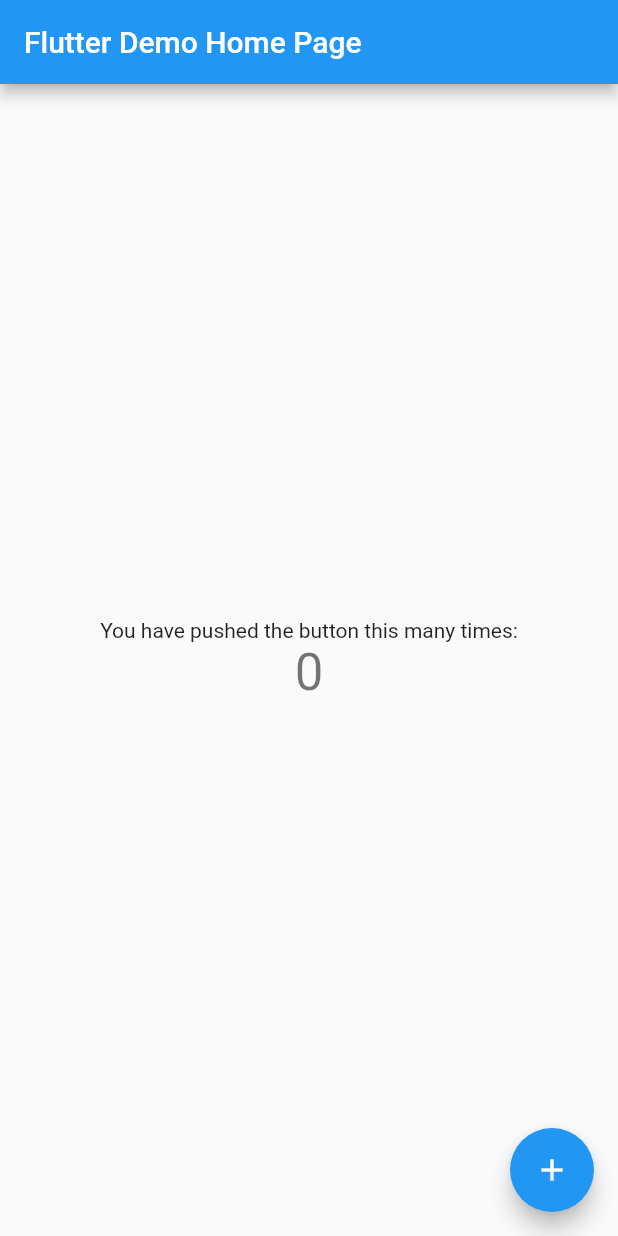
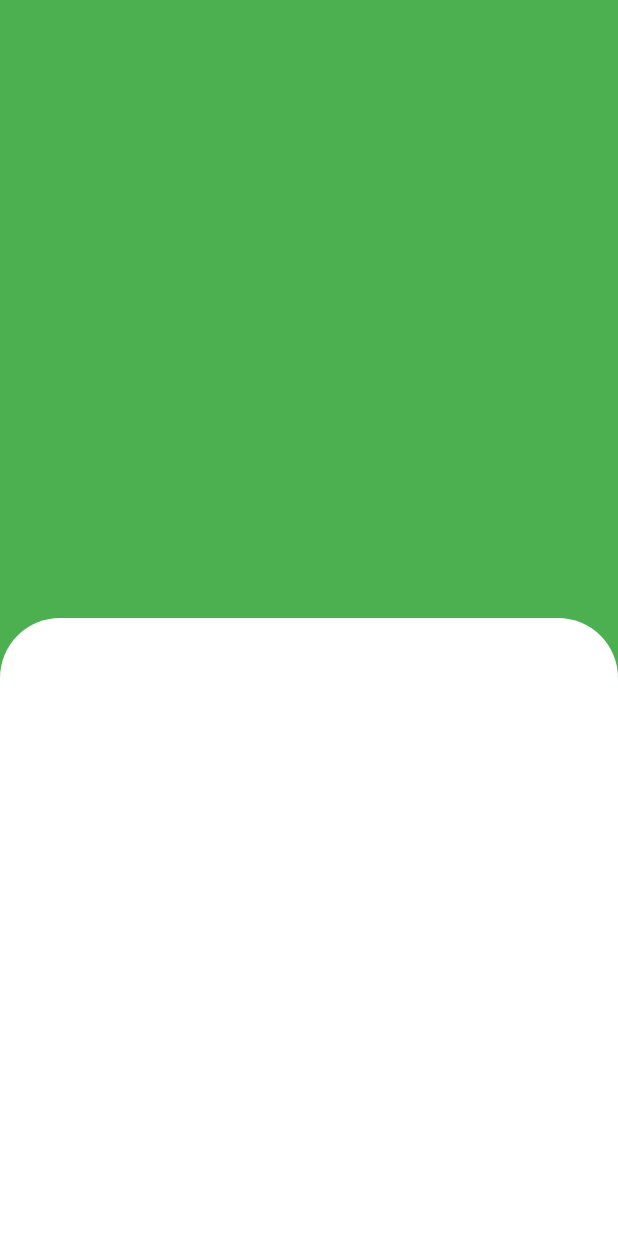
Before and after one commit to jefferson-norberto2/green_gracer_app, a Flutter app: the screen it shows after launch, on a phone screen of 412 x 824 dp. Run offline on Flutter 3.47's test engine with Material 2 defaults, Android fonts, the phone set to English and light mode, and no system bars.

Commit message:
Feat - Start Sign in Screen

```diff
--- a/lib/main.dart
+++ b/lib/main.dart
@@ -1,4 +1,5 @@
 import 'package:flutter/material.dart';
+import 'package:green_gracer_app/src/auth/sign_in_screen.dart';
 
 void main() {
   runApp(const MyApp());
@@ -13,103 +14,9 @@
     return MaterialApp(
       title: 'Flutter Demo',
       theme: ThemeData(
-        // This is the theme of your application.
-        //
-        // Try running your application with "flutter run". You'll see the
-        // application has a blue toolbar. Then, without quitting the app, try
-        // changing the primarySwatch below to Colors.green and then invoke
-        // "hot reload" (press "r" in the console where you ran "flutter run",
-        // or simply save your changes to "hot reload" in a Flutter IDE).
-        // Notice that the counter didn't reset back to zero; the application
-        // is not restarted.
         primarySwatch: Colors.blue,
       ),
-      home: const MyHomePage(title: 'Flutter Demo Home Page'),
+      home: const SignInScreen(),
     );
   }
 }
-
-class MyHomePage extends StatefulWidget {
-  const MyHomePage({super.key, required this.title});
-
-  // This widget is the home page of your application. It is stateful, meaning
-  // that it has a State object (defined below) that contains fields that affect
-  // how it looks.
-
-  // This class is the configuration for the state. It holds the values (in this
-  // case the title) provided by the parent (in this case the App widget) and
-  // used by the build method of the State. Fields in a Widget subclass are
-  // always marked "final".
-
-  final String title;
-
-  @override
-  State<MyHomePage> createState() => _MyHomePageState();
-}
-
-class _MyHomePageState extends State<MyHomePage> {
-  int _counter = 0;
-
-  void _incrementCounter() {
-    setState(() {
-      // This call to setState tells the Flutter framework that something has
-      // changed in this State, which causes it to rerun the build method below
-      // so that the display can reflect the updated values. If we changed
-      // _counter without calling setState(), then the build method would not be
-      // called again, and so nothing would appear to happen.
-      _counter++;
-    });
-  }
-
-  @override
-  Widget build(BuildContext context) {
-    // This method is rerun every time setState is called, for instance as done
-    // by the _incrementCounter method above.
-    //
-    // The Flutter framework has been optimized to make rerunning build methods
-    // fast, so that you can just rebuild anything that needs updating rather
-    // than having to individually change instances of widgets.
-    return Scaffold(
-      appBar: AppBar(
-        // Here we take the value from the MyHomePage object that was created by
-        // the App.build method, and use it to set our appbar title.
-        title: Text(widget.title),
-      ),
-      body: Center(
-        // Center is a layout widget. It takes a single child and positions it
-        // in the middle of the parent.
-        child: Column(
-          // Column is also a layout widget. It takes a list of children and
-          // arranges them vertically. By default, it sizes itself to fit its
-          // children horizontally, and tries to be as tall as its parent.
-          //
-          // Invoke "debug painting" (press "p" in the console, choose the
-          // "Toggle Debug Paint" action from the Flutter Inspector in Android
-          // Studio, or the "Toggle Debug Paint" command in Visual Studio Code)
-          // to see the wireframe for each widget.
-          //
-          // Column has various properties to control how it sizes itself and
-          // how it positions its children. Here we use mainAxisAlignment to
-          // center the children vertically; the main axis here is the vertical
-          // axis because Columns are vertical (the cross axis would be
-          // horizontal).
-          mainAxisAlignment: MainAxisAlignment.center,
-          children: <Widget>[
-            const Text(
-              'You have pushed the button this many times:',
-            ),
-            Text(
-              '$_counter',
-              style: Theme.of(context).textTheme.headline4,
-            ),
-          ],
-        ),
-      ),
-      floatingActionButton: FloatingActionButton(
-        onPressed: _incrementCounter,
-        tooltip: 'Increment',
-        child: const Icon(Icons.add),
-      ), // This trailing comma makes auto-formatting nicer for build methods.
-    );
-  }
-}
--- /dev/null
+++ b/lib/src/auth/sign_in_screen.dart
@@ -0,0 +1,31 @@
+import 'package:flutter/material.dart';
+
+class SignInScreen extends StatelessWidget {
+  const SignInScreen({super.key});
+
+  @override
+  Widget build(BuildContext context) {
+    return Scaffold(
+      backgroundColor: Colors.green,
+      body: Column(
+        children: [
+          Expanded(
+            child: Container(
+              color: Colors.green,
+            ),
+          ),
+          Expanded(
+            child: Container(
+              decoration: const BoxDecoration(
+                borderRadius: BorderRadius.vertical(
+                  top: Radius.circular(40),
+                ),
+                color: Colors.white,
+              ),
+            ),
+          ),
+        ],
+      ),
+    );
+  }
+}
```
